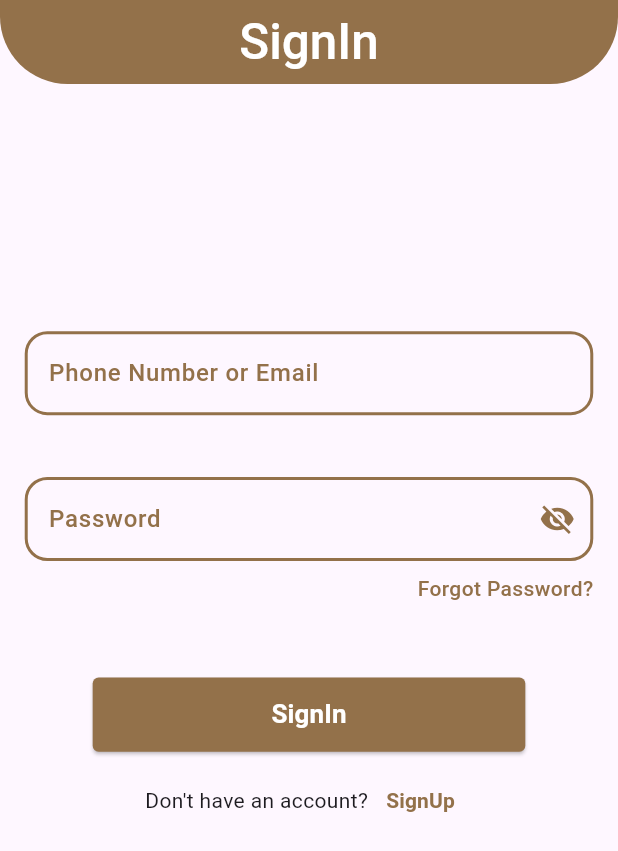
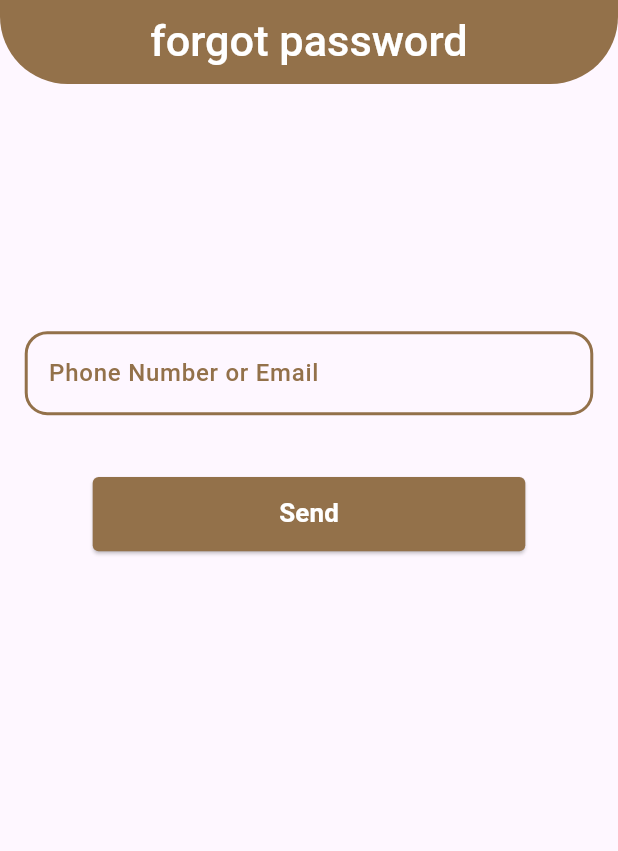
Before and after one commit to osos2511/SeatMe, a Flutter app: the screen it shows after launch, after a tap on "Forgot Password?", on a phone screen of 412 x 824 dp. Shown: the top 851 px of the screen. Run offline on Flutter 3.47's test engine with Material 3 defaults, Android fonts, the phone set to English and light mode, and no system bars; our stand-ins replace flutter_screenutil, google_fonts, pin_code_fields; Roboto replaces fonts that are missing (Alexandria).

Commit message:
reset_password

```diff
--- a/lib/core/routes_manager.dart
+++ b/lib/core/routes_manager.dart
@@ -1,4 +1,7 @@
 import 'package:flutter/material.dart';
+import 'package:seatme/presentation/screens/auth/enter_email_phone.dart';
+import 'package:seatme/presentation/screens/auth/otp.dart';
+import 'package:seatme/presentation/screens/auth/reset_pass.dart';
 import 'package:seatme/presentation/screens/auth/sign_in.dart';
 import 'package:seatme/presentation/screens/auth/sign_up.dart';
 
@@ -6,6 +9,10 @@ import 'package:seatme/presentation/screens/auth/sign_up.dart';
 class RoutesManager {
   static const String signUpRoute = '/SignUp';
   static const String signInRoute = '/';
+    static const String otpRoute = '/otp';
+      static const String enter_email_code_Route = '/enter_email_code';
+            static const String reset_pass_Route = '/reset_pass_code';
+
 
 
 
@@ -24,8 +31,27 @@ class RoutesManager {
           return MaterialPageRoute(
               builder: (context) =>SignIn());
         }
+          case enter_email_code_Route:
+        {
+          return MaterialPageRoute(
+              builder: (context) =>enteremailorpass());
+        }
+        case otpRoute:
+        {
+          return MaterialPageRoute(
+              builder: (context) =>Otp());
+        }
+         case reset_pass_Route:
+        {
+          return MaterialPageRoute(
+              builder: (context) =>ResetPass());
+        }
+
+
 
 
     }
+    return null;
+
   }
 }
--- a/lib/core/widgets/app_Bar.dart
+++ b/lib/core/widgets/app_Bar.dart
@@ -19,7 +19,7 @@ AppBar customAppBar({
       title,
       style: GoogleFonts.alexandria(
         color: Colors.white,
-        fontSize: screenWidth * 0.08,
+        fontSize: screenWidth * 0.07,
         fontWeight: FontWeight.w500,
       ),
     ),
--- a/lib/main.dart
+++ b/lib/main.dart
@@ -1,7 +1,10 @@
 import 'package:flutter/material.dart';
+import 'package:flutter_screenutil/flutter_screenutil.dart';
 import 'package:seatme/core/routes_manager.dart';
 
-void main() {
+void main() async{
+  WidgetsFlutterBinding.ensureInitialized();
+  await ScreenUtil.ensureScreenSize();
   runApp(const MyApp());
 }
 
@@ -9,10 +12,16 @@ class MyApp extends StatelessWidget {
   const MyApp({super.key});
   @override
   Widget build(BuildContext context) {
-    return MaterialApp(
+    return  ScreenUtilInit(
+      designSize: const Size(393, 852),
+      minTextAdapt: true,
+      splitScreenMode: true,
+      builder: (_, child) {
+        return MaterialApp(
       debugShowCheckedModeBanner: false,
       initialRoute: RoutesManager.signInRoute,
       onGenerateRoute: RoutesManager.router,
     );
-  }
+  });
 }
+}
--- /dev/null
+++ b/lib/presentation/screens/auth/enter_email_phone.dart
@@ -0,0 +1,99 @@
+import 'package:flutter/material.dart';
+import 'package:seatme/core/routes_manager.dart';
+import '../../../core/widgets/app_Bar.dart';
+import '../../../core/widgets/custom_textForm_field.dart';
+import '../../../core/widgets/dialog_success.dart';
+import '../../../core/widgets/shared_button.dart';
+
+class enteremailorpass extends StatefulWidget {
+  const enteremailorpass({super.key});
+
+  @override
+  State<enteremailorpass> createState() => _enteremailorpassState();
+}
+
+class _enteremailorpassState extends State<enteremailorpass> {
+  final _formKey = GlobalKey<FormState>();
+  final TextEditingController companyNameController = TextEditingController();
+  final TextEditingController phoneController = TextEditingController();
+
+  @override
+  void dispose() {
+    companyNameController.dispose();
+    phoneController.dispose();
+    super.dispose();
+  }
+
+  @override
+  Widget build(BuildContext context) {
+    final Size screenSize = MediaQuery.of(context).size;
+    final double screenWidth = screenSize.width;
+    final double screenHeight = screenSize.height;
+
+    return Scaffold(
+      appBar: customAppBar(
+        title: "forgot password",
+        screenWidth: MediaQuery.of(context).size.width,
+      ),
+      body: SingleChildScrollView(
+        child: Padding(
+          padding: EdgeInsets.only(
+            left: screenWidth * 0.04,
+            right: screenWidth * 0.04,
+            top: screenHeight * 0.2,
+          ),
+          child: Form(
+            key: _formKey,
+            child: Column(
+              children: [
+
+                CustomTextFormField(
+                  controller: phoneController,
+                  labelText: "Phone Number or Email",
+                  hintText: "Enter your phone number or email",
+                  keyboardType: TextInputType.text, // نستخدم TextInputType.text لأنه يدعم كلا النوعين
+                  validator: (value) {
+                    if (value == null || value.isEmpty) {
+                      return "Phone number or email is required";
+                    } else if (RegExp(r'^\d{9,15}$').hasMatch(value)) {
+                      // تحقق من رقم الهاتف
+                      return null;
+                    } else if (RegExp(r'^[a-zA-Z0-9._%+-]+@[a-zA-Z0-9.-]+\.[a-zA-Z]{2,}$').hasMatch(value)) {
+                      // تحقق من البريد الإلكتروني
+                      return null;
+                    } else {
+                      return "Enter a valid phone number or email";
+                    }
+                  },
+                ),
+                SizedBox(height: screenHeight * 0.05),
+
+                SharedButton(
+                  text: "Send",
+                  onPressed: () {
+                    if (_formKey.currentState!.validate()) {
+                      showSuccessDialog(
+                        context,
+                        "Your code has been send successfully!",
+                      );Future.delayed(Duration(seconds: 3), () {
+                        Navigator.pushReplacementNamed(
+                            context, RoutesManager.otpRoute
+                        );
+                      });
+                    }
+
+                  },
+                  width: screenWidth * 0.7,
+                  height: screenHeight * 0.06,
+                  borderRadius: 4,
+                ),
+                SizedBox(height: screenHeight * 0.02),
+
+              ],
+            ),
+          ),
+        ),
+      ),
+    );
+  }
+}
--- a/lib/presentation/screens/auth/sign_in.dart
+++ b/lib/presentation/screens/auth/sign_in.dart
@@ -85,6 +85,9 @@ class _SignInState extends State<SignIn> {
                   children: [
                     InkWell(
                       onTap: () {
+                        Navigator.pushReplacementNamed(
+                            context, RoutesManager.enter_email_code_Route
+                        );
                       },
                       child: const Text(
                         "Forgot Password?",
```
Also changed, not shown: lib/presentation/screens/auth/otp.dart (added, +183 -0 lines), lib/presentation/screens/auth/reset_pass.dart (added, +102 -0 lines), pubspec.yaml (+4 -16 lines), pubspec.lock.
